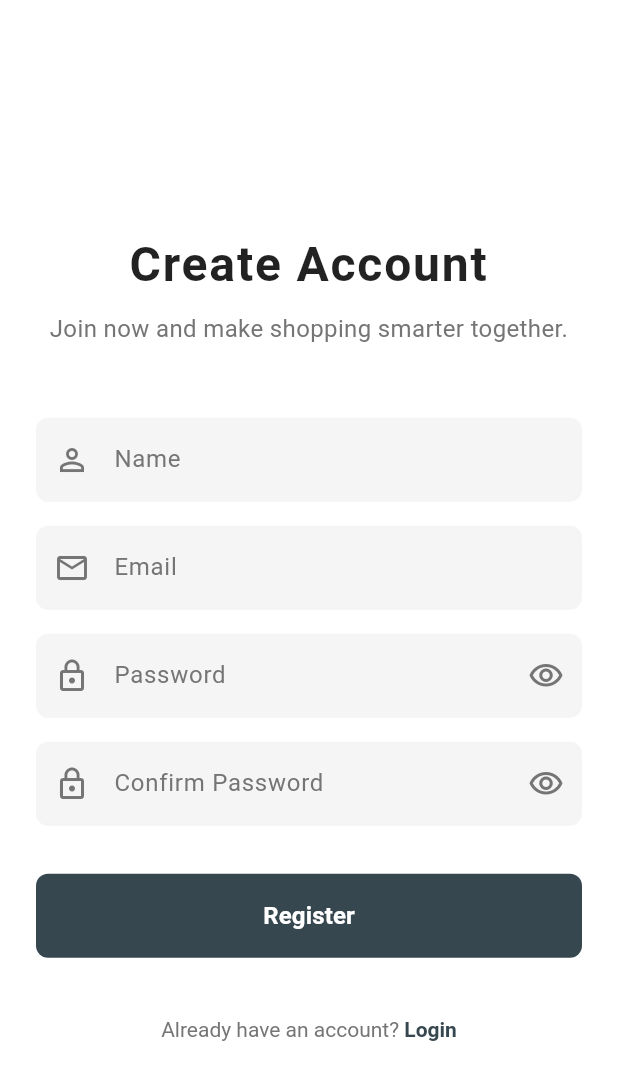
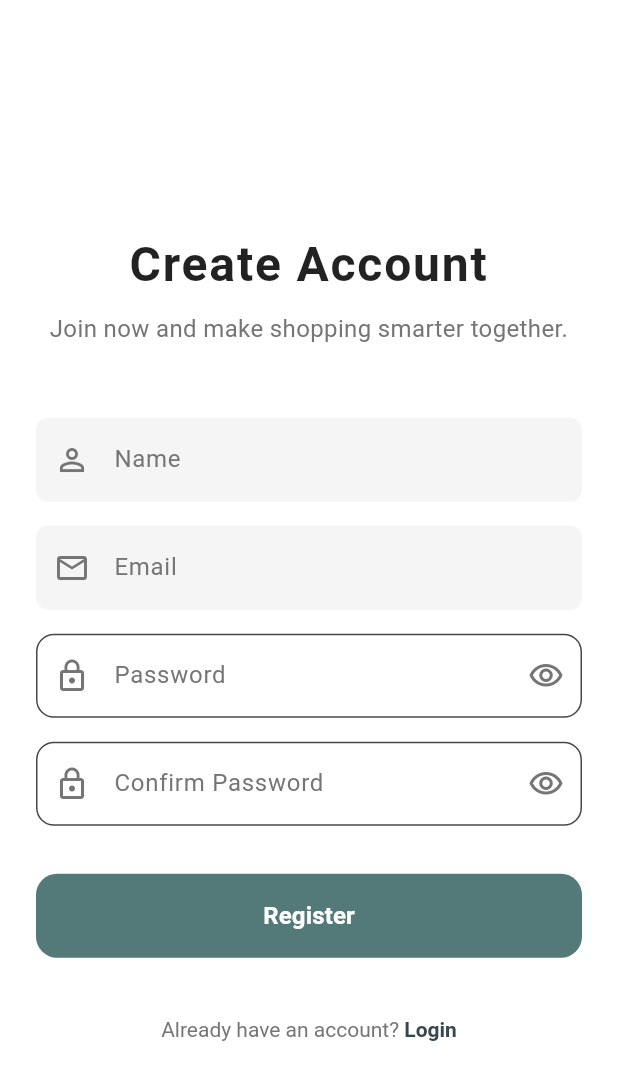
Before and after one commit to Youssef-Taqi-Eldeen/collab-shopping-list, a Flutter app: the RegisterScreen screen opened directly, on a phone screen of 412 x 824 dp. Shown: the top 1080 px of the screen. Run offline on Flutter 3.47's test engine with Material 3 defaults, Android fonts, the phone set to English and light mode, and no system bars; our stand-ins replace cloud_firestore, dio, firebase_auth, firebase_core, flutter_bloc, flutter_svg and 3 more; accounts and stored records are empty; network calls fail.

Commit message:
dd new updates

```diff
--- a/lib/core/services/firebase_service.dart
+++ b/lib/core/services/firebase_service.dart
@@ -13,7 +13,7 @@ class FirebaseService {
   Stream<List<CartModel>> streamCarts() {
     return _firestore
         .collection('carts')
-        .where('ownerId', isEqualTo: userId)
+        .where('collaboratorsIds', arrayContains: userId)
         .snapshots()
         .map((snap) {
       return snap.docs.map((doc) {
@@ -41,7 +41,7 @@ class FirebaseService {
       "ownerId": userId,
       "products": [],
       "collaborators": [],
-      "collaboratorsIds": [],
+      "collaboratorsIds": [userId],
       "createdAt": FieldValue.serverTimestamp(),
       "updatedAt": FieldValue.serverTimestamp(),
     });
--- a/lib/features/auth/presentation/view/register_screen.dart
+++ b/lib/features/auth/presentation/view/register_screen.dart
@@ -3,6 +3,8 @@ import 'package:provider/provider.dart';
 import 'package:firebase_auth/firebase_auth.dart' hide AuthProvider;
 import 'package:depi_project/core/provider/auth_app.dart' show AuthProvider;
 import 'package:depi_project/features/navigation/mainLayout.dart';
+
+import '../../../../core/utils/app_colors.dart';
 
 class RegisterScreen extends StatefulWidget {
   const RegisterScreen({super.key});
@@ -269,15 +271,15 @@ class _RegisterScreenState extends State<RegisterScreen> {
                       labelText: 'Password',
                       labelStyle: TextStyle(color: Colors.grey[600]),
                       filled: true,
-                      fillColor: const Color(0xFFF5F5F5),
+                      fillColor: AppColors.white,
                       border: OutlineInputBorder(
-                        borderRadius: BorderRadius.circular(8),
-                        borderSide: BorderSide.none,
+                        borderRadius: BorderRadius.circular(12),
+                        borderSide: const BorderSide(color: AppColors.border),
                       ),
                       focusedBorder: OutlineInputBorder(
-                        borderRadius: BorderRadius.circular(8),
+                        borderRadius: BorderRadius.circular(12),
                         borderSide: const BorderSide(
-                          color: Colors.blueGrey,
+                          color: AppColors.primary,
                           width: 1.5,
                         ),
                       ),
@@ -324,15 +326,15 @@ class _RegisterScreenState extends State<RegisterScreen> {
                       labelText: 'Confirm Password',
                       labelStyle: TextStyle(color: Colors.grey[600]),
                       filled: true,
-                      fillColor: const Color(0xFFF5F5F5),
+                      fillColor: AppColors.white,
                       border: OutlineInputBorder(
-                        borderRadius: BorderRadius.circular(8),
-                        borderSide: BorderSide.none,
+                        borderRadius: BorderRadius.circular(12),
+                        borderSide: const BorderSide(color: AppColors.border),
                       ),
                       focusedBorder: OutlineInputBorder(
-                        borderRadius: BorderRadius.circular(8),
+                        borderRadius: BorderRadius.circular(12),
                         borderSide: const BorderSide(
-                          color: Colors.blueGrey,
+                          color: AppColors.primary,
                           width: 1.5,
                         ),
                       ),
@@ -374,12 +376,12 @@ class _RegisterScreenState extends State<RegisterScreen> {
                     child: ElevatedButton(
                       onPressed: _isLoading ? null : _handleRegister,
                       style: ElevatedButton.styleFrom(
-                        backgroundColor: Colors.blueGrey[800],
+                        backgroundColor: AppColors.primary,
                         foregroundColor: Colors.white,
-                        disabledBackgroundColor: Colors.blueGrey[800]?.withOpacity(0.6),
+                        disabledBackgroundColor: AppColors.primary.withOpacity(0.6),
                         elevation: 0,
                         shape: RoundedRectangleBorder(
-                          borderRadius: BorderRadius.circular(8),
+                          borderRadius: BorderRadius.circular(14),
                         ),
                       ),
                       child: _isLoading
--- a/lib/features/home/presnetation/view/home_screen.dart
+++ b/lib/features/home/presnetation/view/home_screen.dart
@@ -30,10 +30,11 @@ class _HomeScreenState extends State<HomeScreen> {
   @override
   Widget build(BuildContext context) {
     return Scaffold(
-      backgroundColor: AppColors.background,
+      backgroundColor: Colors.white,
       appBar: AppBar(
         elevation: 0,
-        backgroundColor: Colors.transparent,
+        backgroundColor: Colors.white,
+        surfaceTintColor: Colors.white,
         title: Text(
           "Explore Top Products\n   With Exclusive Deals",
           style: Styles.bold20(context),
--- a/lib/features/splach/splach_screen.dart
+++ b/lib/features/splach/splach_screen.dart
@@ -5,6 +5,7 @@ import 'package:flutter/material.dart';
 import 'package:provider/provider.dart';
 import 'package:go_router/go_router.dart';
 import '../../core/utils/app_router.dart';
+import '../../core/utils/app_colors.dart';
 
 class SplashScreen extends StatefulWidget {
   const SplashScreen({super.key});
@@ -75,9 +76,8 @@ class _SplashScreenState extends State<SplashScreen> with SingleTickerProviderSt
             begin: Alignment.topLeft,
             end: Alignment.bottomRight,
             colors: [
-              Colors.blueGrey[900]!,
-              Colors.blueGrey[800]!,
-              Colors.blueGrey[700]!,
+              AppColors.primary,
+              AppColors.primaryLight,
             ],
           ),
         ),
```
Also changed, not shown: lib/features/auth/presentation/view/login_view.dart (+15 -13 lines), lib/features/cart/presentation/view/cart_screen.dart (+14 -9 lines), lib/features/home/presnetation/widgets/chooseCartSheet.dart (+27 -14 lines), lib/features/onboarding/presentation/view/onboarding_view.dart (+4 -5 lines), 1 other file.
